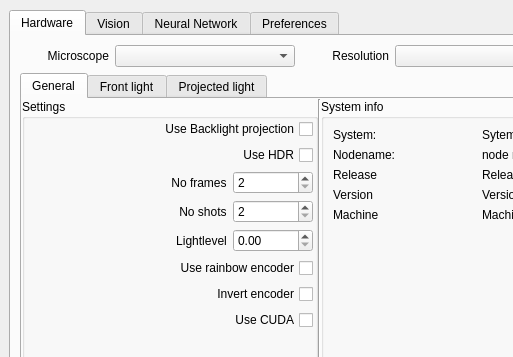
Before: the Qt Designer form src/VSA/dialogsettings.ui in jellespijker/VisionSoilAnalyzer, drawn with Qt 5; both pictures show x 0 to 513 and y 0 to 357 of the 640 by 480 pixel window.
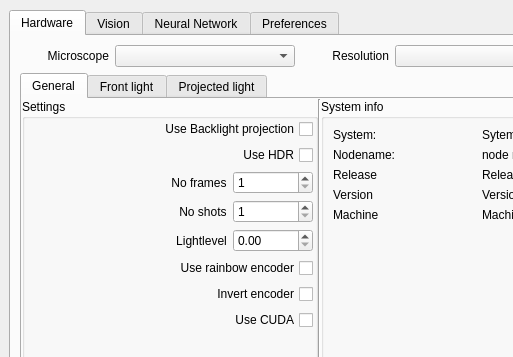
After: the same form once the commit is applied. The open tabs and pages were chosen to show the change.

Commit message: dialog settings min and max changed for snapshots and weight values

Patch:
```diff
--- a/src/VSA/dialogsettings.ui
+++ b/src/VSA/dialogsettings.ui
@@ -248,10 +248,13 @@
                     </size>
                    </property>
                    <property name="minimum">
-                    <number>2</number>
+                    <number>1</number>
                    </property>
                    <property name="maximum">
-                    <number>10</number>
+                    <number>20</number>
+                   </property>
+                   <property name="value">
+                    <number>1</number>
                    </property>
                   </widget>
                  </item>
@@ -297,10 +300,13 @@
                     </size>
                    </property>
                    <property name="minimum">
-                    <number>2</number>
+                    <number>1</number>
                    </property>
                    <property name="maximum">
-                    <number>10</number>
+                    <number>20</number>
+                   </property>
+                   <property name="value">
+                    <number>1</number>
                    </property>
                   </widget>
                  </item>
```
Left out of the diff: 16 changed lines with no effect on the pictures.
